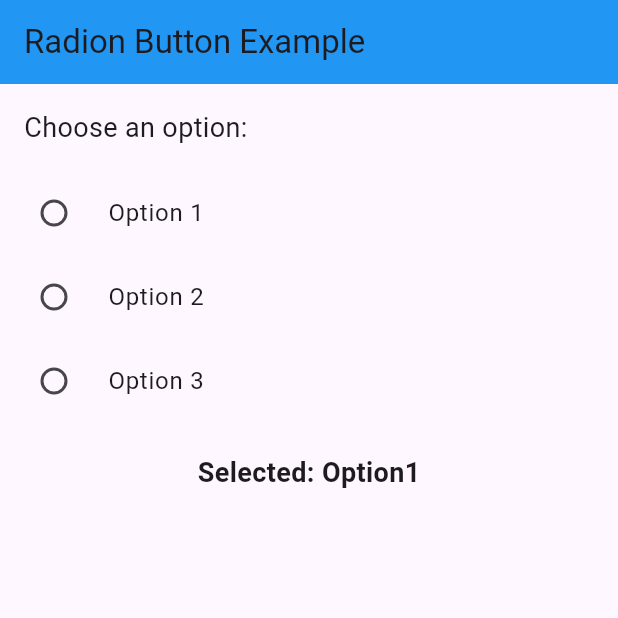
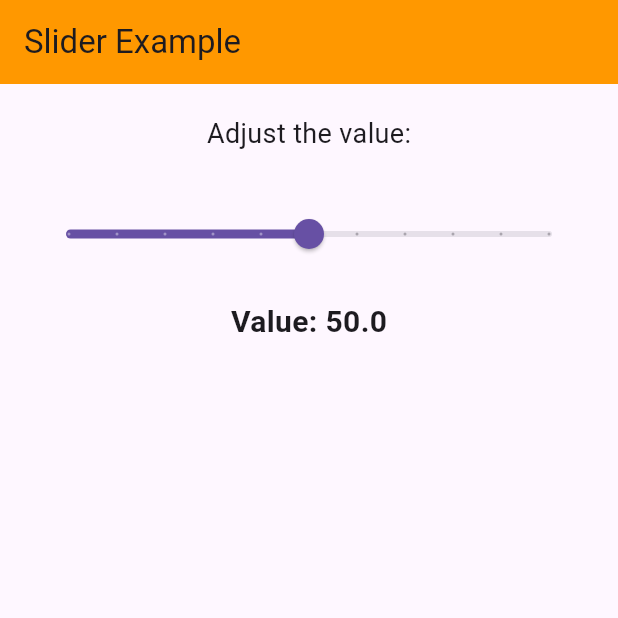
Before and after one commit to BraisonWabwire/learning_flutter_widgets, a Flutter app: the screen it shows after launch, on a phone screen of 412 x 824 dp, the top half of it. Run offline on Flutter 3.47's test engine with Material 3 defaults, Android fonts, the phone set to English and light mode, and no system bars.

Commit message:
flutter sliders

```diff
--- a/lib/main.dart
+++ b/lib/main.dart
@@ -12,74 +12,54 @@ class MyApp extends StatelessWidget {
   Widget build(BuildContext banana) {
     return MaterialApp(
       debugShowCheckedModeBanner: false,
-      home: const RadioButtonExample(),
+      home: const SliderExample(),
     );
   }
 }
 
-class RadioButtonExample extends StatefulWidget {
-  const RadioButtonExample({super.key});
+class SliderExample extends StatefulWidget {
+  const SliderExample({super.key});
 
   @override
-  State<RadioButtonExample> createState() => _RadioButtonExampleState();
+  State<SliderExample> createState() => _SliderExampleState();
 }
 
-class _RadioButtonExampleState extends State<RadioButtonExample> {
-  String selectedOption = 'Option1';
+class _SliderExampleState extends State<SliderExample> {
+  double _sliderValue = 50.0;
+
   @override
   Widget build(BuildContext context) {
     return Scaffold(
       appBar: AppBar(
-        title: Text("Radion Button Example"),
-        backgroundColor: Colors.blue,
+        title: const Text('Slider Example'),
+        backgroundColor: Colors.orange,
       ),
-
-      body: Column(
-        crossAxisAlignment: CrossAxisAlignment.start,
+      body: Padding(
+        padding: const EdgeInsets.all(20.0),
+        child: Column(
           children: [
-          const Padding(
-            padding: EdgeInsets.all(16.0),
-            child: Text('Choose an option:', style: TextStyle(fontSize: 18)),
-          ),
-
-          RadioListTile<String>(
-            title: const Text('Option 1'),
-            value: 'Option 1',
-            groupValue: 'selectedOption',
+            const Text('Adjust the value:', style: TextStyle(fontSize: 18)),
+            const SizedBox(height: 30),
+            // Slider
+            Slider(
+              value: _sliderValue,
+              min: 0.0,
+              max: 100.0,
+              divisions: 10,
+              label: _sliderValue.toStringAsFixed(1),
               onChanged: (value) {
                 setState(() {
-                selectedOption = value!;
-              });
-            },
-          ),
-          RadioListTile<String>(
-            title: const Text('Option 2'),
-            value: 'Option 2',
-            groupValue: 'selectedOption',
-            onChanged: (value) {
-              setState(() {
-                selectedOption = value!;
-              });
-            },
-          ),
-          RadioListTile<String>(
-            title: const Text('Option 3'),
-            value: 'Option 3',
-            groupValue: 'selectedOption',
-            onChanged: (value) {
-              setState(() {
-                selectedOption = value!;
+                  _sliderValue = value;
                 });
               },
             ),
             const SizedBox(height: 20,),
-          Center(
-            child: Text(
-              'Selected: $selectedOption',
-              style: TextStyle(fontSize: 18, fontWeight: FontWeight.bold),
-            ),
+            Text(
+              'Value: ${_sliderValue.toStringAsFixed(1)}',
+              style: const TextStyle(fontSize: 20, fontWeight: FontWeight.bold),
             )
           ],
+        ),
       ),
     );
   }
```
Lines whose indentation alone changed are shown as unchanged.
